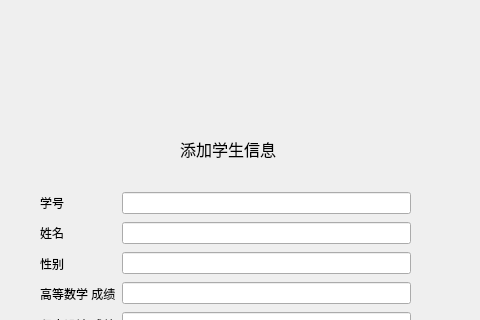
The window that SSMS/add_student_widget.ui (NogiNonoka/StudentStatusManagementSystem) describes before a commit, drawn with Qt 5; both pictures show x 170 to 650 and y 0 to 320 of the 800 by 600 pixel window.
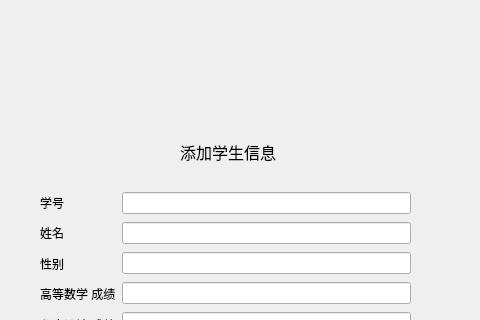
The same window after the commit.

```diff
--- a/SSMS/add_student_widget.ui
+++ b/SSMS/add_student_widget.ui
@@ -104,8 +104,8 @@
     <rect>
      <x>350</x>
      <y>140</y>
-     <width>96</width>
-     <height>18</height>
+     <width>120</width>
+     <height>23</height>
     </rect>
    </property>
    <property name="font">
```
